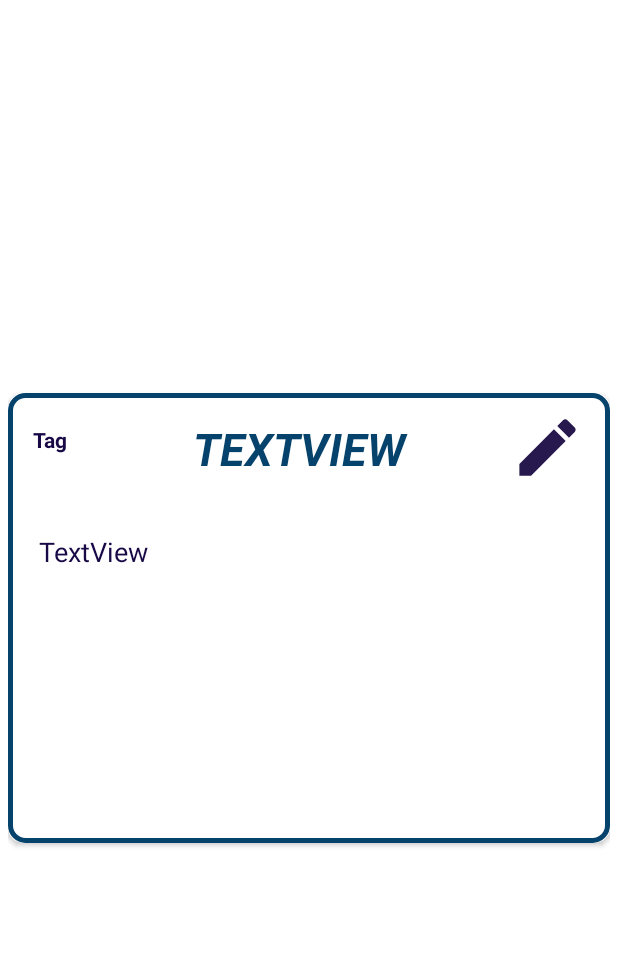
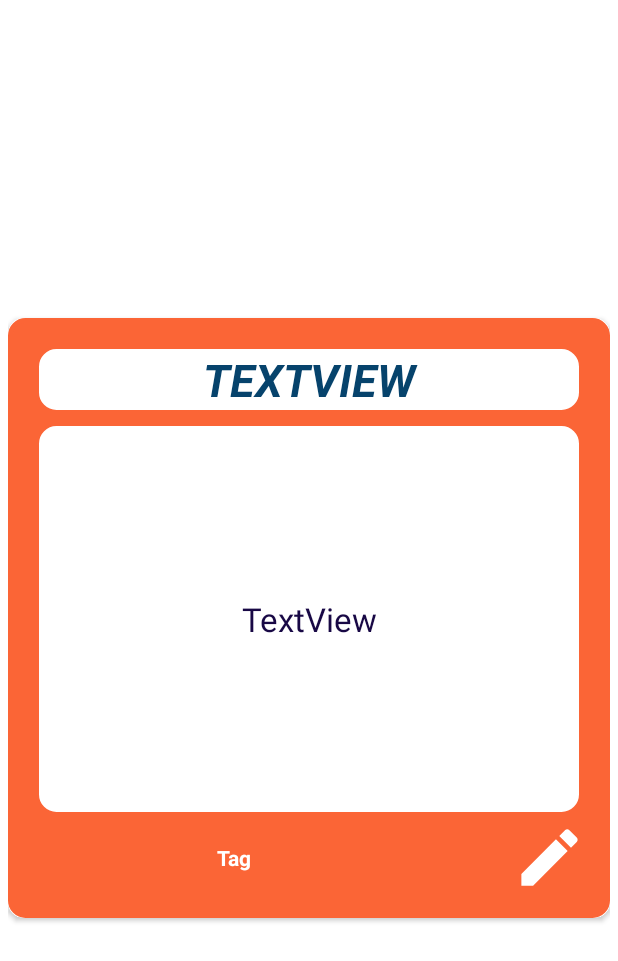
Before and after one commit to SudarshanDevkota/PeakProductive, an Android app: the layout card_view_model.xml on its own in the app's theme, with its tools: preview values and no code run, on a phone screen of 412 x 824 dp. Shown: the top 961 px of the screen. Run offline under Robolectric (Android 15) with nearby library versions, the phone set to English and light mode, and no system bars; Roboto replaces fonts that are not available here.

Commit message:
update flashcard implemented

```diff
--- a/app/src/main/java/com/example/peakproductive/EditCardDetailsActivity.java
+++ b/app/src/main/java/com/example/peakproductive/EditCardDetailsActivity.java
@@ -35,6 +35,14 @@ public class EditCardDetailsActivity extends AppCompatActivity {
         button = findViewById(R.id.btn_done);
         button.setOnClickListener(addUpdateListener);
         repository = new MainRepository(this);
+        cardModel = (CardModel) getIntent().getSerializableExtra("model");
+        if(cardModel != null){
+            isUpdate = true;
+            button.setText("Update");
+            titleET.setText(cardModel.getCardTitle());
+            descriptionET.setText(cardModel.getCardContent());
+            tagET.setText(cardModel.getCardTag());
+        }
 
 
     }
--- a/app/src/main/java/com/example/peakproductive/adaptors/CardModelAdaptor.java
+++ b/app/src/main/java/com/example/peakproductive/adaptors/CardModelAdaptor.java
@@ -1,14 +1,17 @@
 package com.example.peakproductive.adaptors;
 
 import android.content.Context;
+import android.content.Intent;
 import android.view.LayoutInflater;
 import android.view.View;
 import android.view.ViewGroup;
+import android.widget.ImageButton;
 import android.widget.TextView;
 
 import androidx.annotation.NonNull;
 import androidx.recyclerview.widget.RecyclerView;
 
+import com.example.peakproductive.EditCardDetailsActivity;
 import com.example.peakproductive.R;
 import com.example.peakproductive.models.CardModel;
 
@@ -40,6 +43,11 @@ public class CardModelAdaptor extends RecyclerView.Adapter<CardModelAdaptor.View
         holder.titleView.setText(cardList.get(position).getCardTitle());
         holder.descriptionView.setText(cardList.get(position).getCardContent());
         holder.tag.setText(cardList.get(position).getCardTag());
+        holder.updateBtn.setOnClickListener(view -> {
+            Intent intent = new Intent(context, EditCardDetailsActivity.class);
+            intent.putExtra("model",cardList.get(position));
+            context.startActivity(intent);
+        });
     }
 
 
@@ -51,12 +59,14 @@ public class CardModelAdaptor extends RecyclerView.Adapter<CardModelAdaptor.View
 
     public class ViewHolder extends RecyclerView.ViewHolder {
         TextView titleView, descriptionView, tag;
+        ImageButton updateBtn;
 
         public ViewHolder(@NonNull View itemView) {
             super(itemView);
             titleView = itemView.findViewById(R.id.card_title);
             descriptionView = itemView.findViewById(R.id.card_description);
             tag = itemView.findViewById(R.id.card_tag);
+            updateBtn = itemView.findViewById(R.id.btn_updateCard);
 
 
         }
--- a/app/src/main/java/com/example/peakproductive/fragments/CardFragment.java
+++ b/app/src/main/java/com/example/peakproductive/fragments/CardFragment.java
@@ -18,6 +18,7 @@ import com.example.peakproductive.EditCardDetailsActivity;
 import com.example.peakproductive.R;
 import com.example.peakproductive.adaptors.CardModelAdaptor;
 
+import com.example.peakproductive.adaptors.TaskModelAdaptor;
 import com.example.peakproductive.models.CardModel;
 import com.example.peakproductive.repo.MainRepository;
 import com.google.android.material.floatingactionbutton.FloatingActionButton;
@@ -27,7 +28,7 @@ import java.util.ArrayList;
 
 
 
-public class CardFragment extends Fragment {
+public class CardFragment extends Fragment{
 
     private static final String TAG = "Card Fragment";
     private static ArrayList<CardModel> cardList;
@@ -70,6 +71,7 @@ public class CardFragment extends Fragment {
 
 
 
+
     //    private ArrayList<CardModel> generateSimpleList() {
 //        cardList = new ArrayList<>();
 //
--- a/app/src/main/res/layout/card_view_model.xml
+++ b/app/src/main/res/layout/card_view_model.xml
@@ -3,53 +3,36 @@
     xmlns:app="http://schemas.android.com/apk/res-auto"
     android:layout_width="match_parent"
     android:layout_height="match_parent"
-    android:layout_margin="5dp"
-    app:cardCornerRadius="8dp"
-    app:cardElevation="5dp">
+    android:padding="5dp"    >
 
     <androidx.cardview.widget.CardView
         android:layout_gravity="center"
-        android:layout_width="wrap_content"
+        android:layout_width="match_parent"
         android:layout_height="wrap_content"
         android:elevation="10dp"
-        android:padding="10dp"
-        app:cardCornerRadius="10dp">
+        app:cardCornerRadius="10dp"
+        >
 
     <LinearLayout
         android:layout_width="match_parent"
-        android:layout_height="300dp"
+        android:layout_height="wrap_content"
+        android:minHeight="400dp"
         android:layout_gravity="center"
         android:orientation="vertical"
-        android:padding="5dp"
-        android:background="@drawable/priority_drawable">
+        android:padding="15dp"
+        android:background="@drawable/priority_drawable"
+        android:backgroundTint="@color/orange"
+        >
 
-        <LinearLayout
-            android:layout_width="match_parent"
-            android:layout_height="wrap_content"
-            android:layout_margin="6dp"
-            android:gravity="right"
-            android:orientation="horizontal"
-
-            >
-
-            <TextView
-                android:id="@+id/card_tag"
-                android:layout_width="50dp"
-                android:layout_height="40dp"
-                android:layout_gravity="center_horizontal"
-                android:layout_margin="5dp"
-                android:gravity="center"
-                android:maxWidth="80dp"
-                android:text="Tag"
-                android:textColor="?android:textColorPrimary"
-                android:textStyle="bold" />
 
             <TextView
                 android:id="@+id/card_title"
-                android:layout_width="260dp"
+                android:layout_width="match_parent"
                 android:layout_height="match_parent"
                 android:layout_margin="5dp"
                 android:text="TextView"
+                android:background="@drawable/priority_drawable"
+                android:backgroundTint="@color/white"
 
                 android:textAlignment="center"
                 android:textAllCaps="true"
@@ -57,15 +40,6 @@
                 android:textSize="30sp"
                 android:textStyle="bold|italic" />
 
-            <ImageButton
-                android:layout_width="50dp"
-                android:layout_height="50dp"
-                android:layout_gravity="right"
-                android:layout_margin="5dp"
-                android:backgroundTint="@color/transparent"
-                android:src="@drawable/ic_edit" />
-
-        </LinearLayout>
 
         <TextView
             android:id="@+id/card_description"
@@ -74,9 +48,43 @@
             android:layout_margin="5dp"
             android:layout_weight="1"
             android:padding="10dp"
+            android:textAlignment="center"
+            android:gravity="center"
             android:text="TextView"
             android:textColor="?android:textColorPrimary"
-            android:textSize="18sp" />
+            android:background="@drawable/priority_drawable"
+            android:backgroundTint="@color/white"
+            android:textSize="22sp" />
+
+
+        <LinearLayout
+            android:layout_width="match_parent"
+            android:layout_height="wrap_content"
+            android:gravity="right"
+            android:orientation="horizontal">
+
+            <TextView
+                android:id="@+id/card_tag"
+                android:layout_width="match_parent"
+                android:layout_height="match_parent"
+                android:layout_gravity="center"
+                android:layout_margin="5dp"
+                android:gravity="center"
+                android:maxWidth="80dp"
+                android:text="Tag"
+                android:textColor="@color/white"
+                android:textStyle="bold" />
+
+            <ImageButton
+             android:id="@+id/btn_updateCard"
+            android:layout_width="50dp"
+            android:layout_height="50dp"
+            android:backgroundTint="@color/transparent"
+            android:src="@drawable/ic_edit"
+            android:tint="@color/white"
+
+            />
+        </LinearLayout>
 
     </LinearLayout>
     </androidx.cardview.widget.CardView>
```
